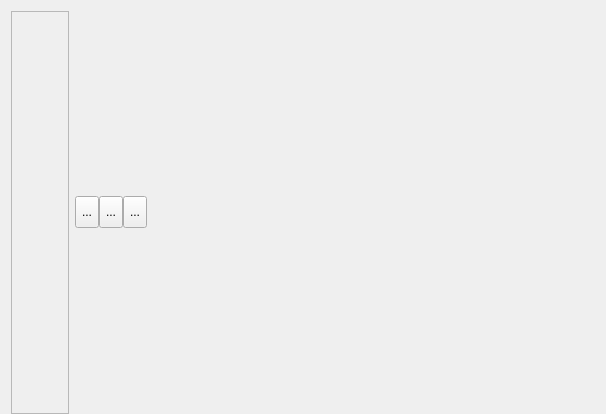
Qt form src/gui/ProcedureForm.ui (fritzone/ddm) before a commit.
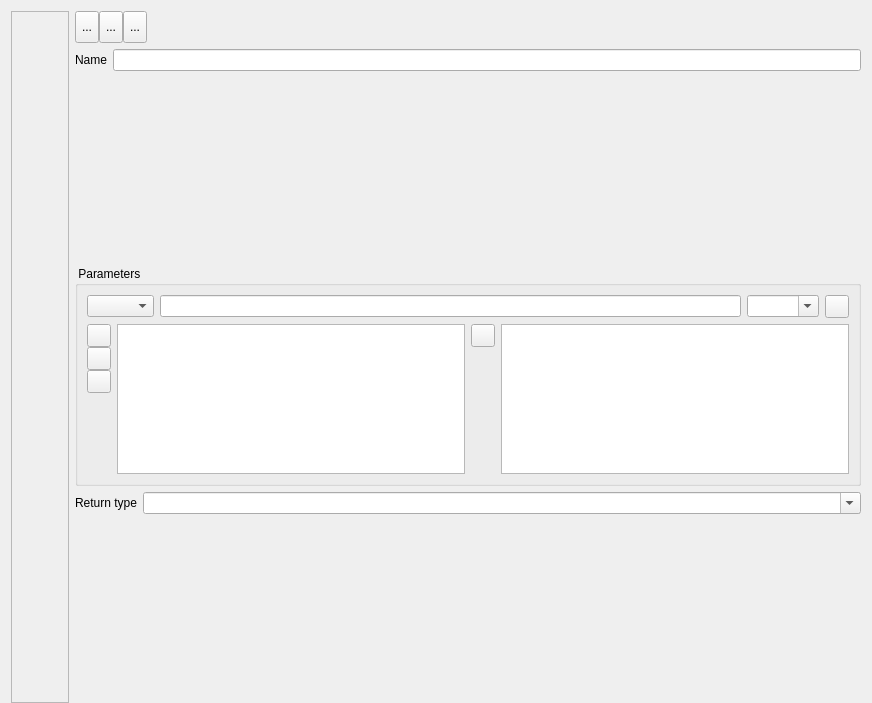
The same form after that commit. Icons and pictures are not drawn.

```diff
--- a/src/gui/ProcedureForm.ui
+++ b/src/gui/ProcedureForm.ui
@@ -6,8 +6,8 @@
    <rect>
     <x>0</x>
     <y>0</y>
-    <width>606</width>
-    <height>414</height>
+    <width>872</width>
+    <height>703</height>
    </rect>
   </property>
   <property name="windowTitle">
@@ -203,6 +203,228 @@
         </item>
        </layout>
       </item>
+      <item>
+       <layout class="QFormLayout" name="formLayout_2">
+        <property name="fieldGrowthPolicy">
+         <enum>QFormLayout::AllNonFixedFieldsGrow</enum>
+        </property>
+        <item row="0" column="0">
+         <widget class="QLabel" name="lblProcName">
+          <property name="text">
+           <string>Name</string>
+          </property>
+         </widget>
+        </item>
+        <item row="0" column="1">
+         <widget class="QLineEdit" name="txtProcName"/>
+        </item>
+       </layout>
+      </item>
+      <item>
+       <widget class="QGroupBox" name="grpParameters">
+        <property name="maximumSize">
+         <size>
+          <width>16777215</width>
+          <height>220</height>
+         </size>
+        </property>
+        <property name="title">
+         <string> Parameters </string>
+        </property>
+        <layout class="QVBoxLayout" name="verticalLayout_3">
+         <item>
+          <layout class="QHBoxLayout" name="horizontalLayout_5">
+           <item>
+            <widget class="QComboBox" name="comboBox_2">
+             <property name="toolTip">
+              <string>&lt;html&gt;&lt;head/&gt;&lt;body&gt;&lt;p&gt;The type of this parameter:&lt;/p&gt;&lt;ul style=&quot;margin-top: 0px; margin-bottom: 0px; margin-left: 0px; margin-right: 0px; -qt-list-indent: 1;&quot;&gt;&lt;li style=&quot; margin-top:12px; margin-bottom:0px; margin-left:0px; margin-right:0px; -qt-block-indent:0; text-indent:0px;&quot;&gt;&lt;span style=&quot; font-weight:600;&quot;&gt;IN&lt;/span&gt; This is an incoming parameter. Passed in to the function. &lt;/li&gt;&lt;li style=&quot; margin-top:0px; margin-bottom:12px; margin-left:0px; margin-right:0px; -qt-block-indent:0; text-indent:0px;&quot;&gt;&lt;span style=&quot; font-weight:600;&quot;&gt;OUT&lt;/span&gt; This parameter is an outgoing parameter. Will be used in the caller &lt;/li&gt;&lt;li style=&quot; margin-top:0px; margin-bottom:12px; margin-left:0px; margin-right:0px; -qt-block-indent:0; text-indent:0px;&quot;&gt;&lt;span style=&quot; font-weight:600;&quot;&gt;INOUT&lt;/span&gt; Same parameter used for in and output operations&lt;/li&gt;&lt;/ul&gt;&lt;/body&gt;&lt;/html&gt;</string>
+             </property>
+             <item>
+              <property name="text">
+               <string/>
+              </property>
+             </item>
+             <item>
+              <property name="text">
+               <string>IN</string>
+              </property>
+             </item>
+             <item>
+              <property name="text">
+               <string>OUT</string>
+              </property>
+             </item>
+             <item>
+              <property name="text">
+               <string>INOUT</string>
+              </property>
+             </item>
+            </widget>
+           </item>
+           <item>
+            <widget class="QLineEdit" name="txtParamName">
+             <property name="toolTip">
+              <string>The name of the parameter</string>
+             </property>
+            </widget>
+           </item>
+           <item>
+            <widget class="QComboBox" name="cmbParameterType">
+             <property name="toolTip">
+              <string>The type of the parameter</string>
+             </property>
+             <property name="editable">
+              <bool>true</bool>
+             </property>
+            </widget>
+           </item>
+           <item>
+            <widget class="QToolButton" name="toolButton">
+             <property name="text">
+              <string/>
+             </property>
+             <property name="icon">
+              <iconset resource="../dbm.qrc">
+               <normaloff>:/images/actions/images/small/add.png</normaloff>:/images/actions/images/small/add.png</iconset>
+             </property>
+            </widget>
+           </item>
+          </layout>
+         </item>
+         <item>
+          <layout class="QHBoxLayout" name="horizontalLayout_8">
+           <item>
+            <layout class="QVBoxLayout" name="verticalLayout_4">
+             <property name="spacing">
+              <number>0</number>
+             </property>
+             <item>
+              <widget class="QToolButton" name="toolButton_2">
+               <property name="text">
+                <string/>
+               </property>
+               <property name="icon">
+                <iconset resource="../dbm.qrc">
+                 <normaloff>:/images/actions/images/small/up.png</normaloff>:/images/actions/images/small/up.png</iconset>
+               </property>
+              </widget>
+             </item>
+             <item>
+              <widget class="QToolButton" name="toolButton_4">
+               <property name="text">
+                <string/>
+               </property>
+               <property name="icon">
+                <iconset resource="../dbm.qrc">
+                 <normaloff>:/images/actions/images/small/down.png</normaloff>:/images/actions/images/small/down.png</iconset>
+               </property>
+              </widget>
+             </item>
+             <item>
+              <widget class="QToolButton" name="toolButton_3">
+               <property name="text">
+                <string/>
+               </property>
+               <property name="icon">
+                <iconset resource="../dbm.qrc">
+                 <normaloff>:/images/actions/images/small/remove.png</normaloff>:/images/actions/images/small/remove.png</iconset>
+               </property>
+              </widget>
+             </item>
+             <item>
+              <spacer name="verticalSpacer">
+               <property name="orientation">
+                <enum>Qt::Vertical</enum>
+               </property>
+               <property name="sizeHint" stdset="0">
+                <size>
+                 <width>20</width>
+                 <height>40</height>
+                </size>
+               </property>
+              </spacer>
+             </item>
+            </layout>
+           </item>
+           <item>
+            <widget class="QListWidget" name="listWidget"/>
+           </item>
+           <item>
+            <layout class="QVBoxLayout" name="verticalLayout_5">
+             <property name="spacing">
+              <number>0</number>
+             </property>
+             <item>
+              <widget class="QToolButton" name="btnShowDescriptionField">
+               <property name="text">
+                <string/>
+               </property>
+               <property name="icon">
+                <iconset resource="../dbm.qrc">
+                 <normaloff>:/images/actions/images/small/pencil3.png</normaloff>:/images/actions/images/small/pencil3.png</iconset>
+               </property>
+               <property name="checkable">
+                <bool>true</bool>
+               </property>
+               <property name="checked">
+                <bool>false</bool>
+               </property>
+              </widget>
+             </item>
+             <item>
+              <spacer name="verticalSpacer_3">
+               <property name="orientation">
+                <enum>Qt::Vertical</enum>
+               </property>
+               <property name="sizeHint" stdset="0">
+                <size>
+                 <width>20</width>
+                 <height>40</height>
+                </size>
+               </property>
+              </spacer>
+             </item>
+            </layout>
+           </item>
+           <item>
+            <widget class="QTextEdit" name="txtParamDesc">
+             <property name="toolTip">
+              <string>Type in a detailed description for the parameter</string>
+             </property>
+             <property name="documentTitle">
+              <string>Description</string>
+             </property>
+            </widget>
+           </item>
+          </layout>
+         </item>
+         <item>
+          <layout class="QHBoxLayout" name="horizontalLayout_4"/>
+         </item>
+        </layout>
+       </widget>
+      </item>
+      <item>
+       <layout class="QFormLayout" name="formLayout_3">
+        <property name="fieldGrowthPolicy">
+         <enum>QFormLayout::AllNonFixedFieldsGrow</enum>
+        </property>
+        <item row="0" column="0">
+         <widget class="QLabel" name="lblReturnType">
+          <property name="text">
+           <string>Return type</string>
+          </property>
+         </widget>
+        </item>
+        <item row="0" column="1">
+         <widget class="QComboBox" name="cmbReturnType">
+          <property name="editable">
+           <bool>true</bool>
+          </property>
+         </widget>
+        </item>
+       </layout>
+      </item>
       <item>
        <layout class="QHBoxLayout" name="horizontalLayout">
         <property name="spacing">
```
Left out of the diff: 50 changed lines with no effect on the pictures.
